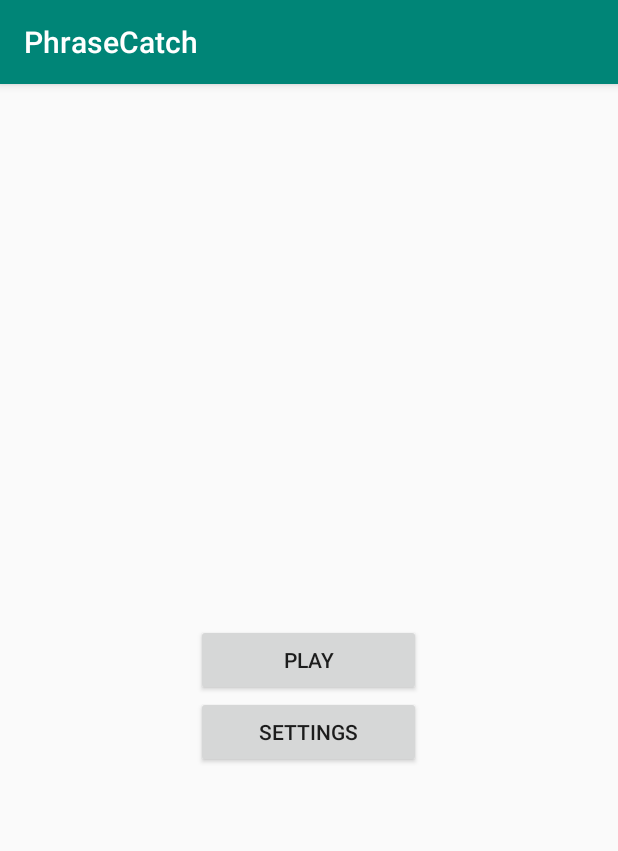
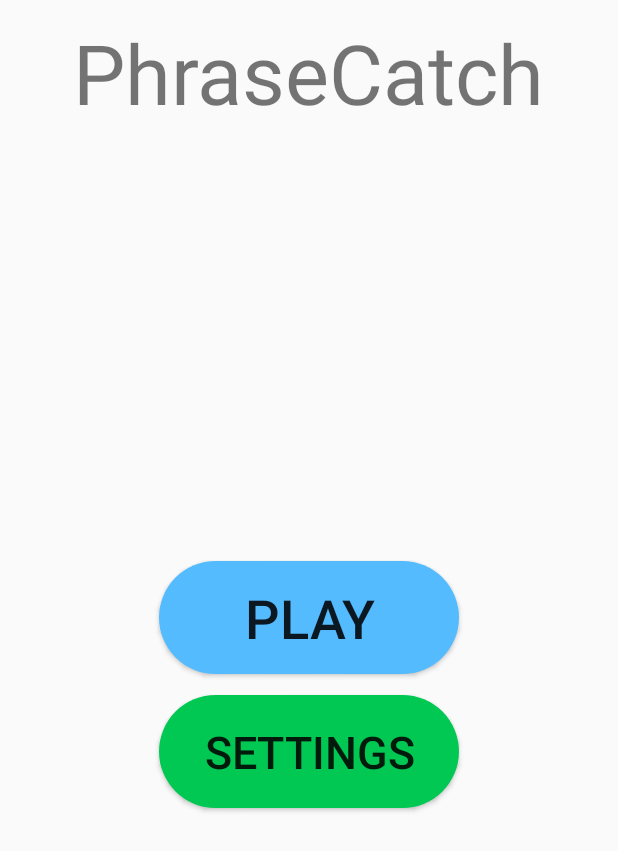
Before and after one commit to jacksonw765/PhraseCatch, an Android app: the screen it shows after launch (MainActivity), on a phone screen of 412 x 824 dp. Shown: the top 851 px of the screen. Run offline under Robolectric (Android 15) with nearby library versions, the phone set to English and light mode, and no system bars.

Commit message:
got the UI looking pretty

```diff
--- a/app/src/main/AndroidManifest.xml
+++ b/app/src/main/AndroidManifest.xml
@@ -16,7 +16,8 @@
                 <category android:name="android.intent.category.LAUNCHER" />
             </intent-filter>
         </activity>
-        <activity android:name=".CategoryActivity"></activity>
+        <activity android:name=".CategoryActivity" />
+        <activity android:name=".PlayActivity"></activity>
     </application>
 
 </manifest>
--- a/app/src/main/java/com/jacksonw765/phrasecatch/MainActivity.java
+++ b/app/src/main/java/com/jacksonw765/phrasecatch/MainActivity.java
@@ -15,8 +15,6 @@ public class MainActivity extends AppCompatActivity {
         super.onCreate(savedInstanceState);
         setContentView(R.layout.activity_main);
 
-
-
         buttonPlay = findViewById(R.id.buttonPlay);
 
         buttonPlay.setOnClickListener(new View.OnClickListener() {
--- /dev/null
+++ b/app/src/main/res/drawable/button_green.xml
@@ -0,0 +1,30 @@
+<?xml version="1.0" encoding="utf-8"?>
+<selector xmlns:android="http://schemas.android.com/apk/res/android">
+    <item android:state_pressed="true">
+        <shape xmlns:android="http://schemas.android.com/apk/res/android" >
+            <corners
+                android:topLeftRadius="50dp"
+                android:topRightRadius="50dp"
+                android:bottomLeftRadius="50dp"
+                android:bottomRightRadius="50dp"
+                />
+            <solid
+                android:color="#009624"
+                />
+        </shape>
+
+    </item>
+    <item>
+        <shape xmlns:android="http://schemas.android.com/apk/res/android" >
+            <corners
+                android:topLeftRadius="50dp"
+                android:topRightRadius="50dp"
+                android:bottomLeftRadius="50dp"
+                android:bottomRightRadius="50dp"
+                />
+            <solid
+                android:color="#00c853"
+                />
+        </shape>
+    </item>
+</selector>
--- /dev/null
+++ b/app/src/main/res/drawable/button_lightblue.xml
@@ -0,0 +1,30 @@
+<?xml version="1.0" encoding="utf-8"?>
+<selector xmlns:android="http://schemas.android.com/apk/res/android">
+    <item android:state_pressed="true">
+        <shape xmlns:android="http://schemas.android.com/apk/res/android" >
+            <corners
+                android:topLeftRadius="50dp"
+                android:topRightRadius="50dp"
+                android:bottomLeftRadius="50dp"
+                android:bottomRightRadius="50dp"
+                />
+            <solid
+                android:color="#389eff"
+                />
+        </shape>
+
+    </item>
+    <item>
+        <shape xmlns:android="http://schemas.android.com/apk/res/android" >
+            <corners
+                android:topLeftRadius="50dp"
+                android:topRightRadius="50dp"
+                android:bottomLeftRadius="50dp"
+                android:bottomRightRadius="50dp"
+                />
+            <solid
+                android:color="#54bbff"
+                />
+        </shape>
+    </item>
+</selector>
--- a/app/src/main/res/layout/activity_main.xml
+++ b/app/src/main/res/layout/activity_main.xml
@@ -8,16 +8,35 @@
 
     <Button
         android:id="@+id/buttonSettings"
-        android:layout_width="150dp"
-        android:layout_height="wrap_content"
+        android:layout_width="200dp"
+        android:layout_height="75dp"
         android:layout_below="@+id/buttonPlay"
-        android:layout_centerHorizontal="true"
-        android:text="Settings" />
+        android:layout_alignStart="@+id/buttonPlay"
+        android:layout_marginTop="14dp"
+        android:background="@drawable/button_green"
+        android:elevation="5dp"
+        android:text="Settings"
+        android:textSize="30sp" />
 
     <Button
         android:id="@+id/buttonPlay"
-        android:layout_width="150dp"
+        android:layout_width="200dp"
+        android:layout_height="75dp"
+        android:layout_centerHorizontal="true"
+        android:layout_centerVertical="true"
+        android:background="@drawable/button_lightblue"
+        android:elevation="20dp"
+        android:shadowRadius="5"
+        android:text="Play"
+        android:textSize="36sp" />
+
+    <TextView
+        android:id="@+id/textView5"
+        android:layout_width="wrap_content"
         android:layout_height="wrap_content"
-        android:layout_centerInParent="true"
-        android:text="Play" />
+        android:layout_alignParentTop="true"
+        android:layout_centerHorizontal="true"
+        android:layout_marginTop="11dp"
+        android:text="PhraseCatch"
+        android:textSize="55sp" />
 </RelativeLayout>
--- a/app/src/main/res/values/styles.xml
+++ b/app/src/main/res/values/styles.xml
@@ -1,11 +1,12 @@
 <resources>
 
     <!-- Base application theme. -->
-    <style name="AppTheme" parent="Theme.AppCompat.Light.DarkActionBar">
+    <style name="AppTheme" parent="Theme.AppCompat.Light.NoActionBar">
         <!-- Customize your theme here. -->
         <item name="colorPrimary">@color/colorPrimary</item>
         <item name="colorPrimaryDark">@color/colorPrimaryDark</item>
         <item name="colorAccent">@color/colorAccent</item>
+
     </style>
 
 </resources>
```
Also changed, not shown: app/src/main/java/com/jacksonw765/phrasecatch/CategoryActivity.java (+7 -1 lines), app/src/main/java/com/jacksonw765/phrasecatch/PlayActivity.java (added, +17 -0 lines), app/src/main/res/drawable/button_red.xml (added, +30 -0 lines), app/src/main/res/layout/activity_category.xml (+19 -16 lines), app/src/main/res/layout/activity_play.xml (added, +92 -0 lines), app/src/main/res/values/categories.xml (added, +12 -0 lines).
